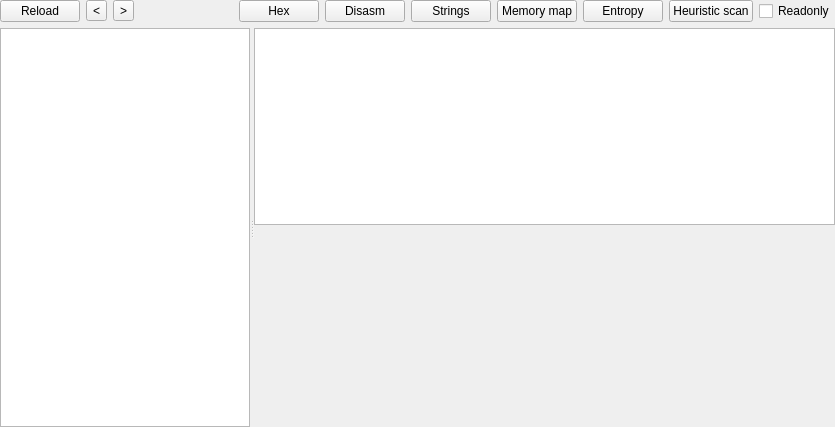
Qt form PE/pewidget.ui (horsicq/FormatWidgets) before a commit.
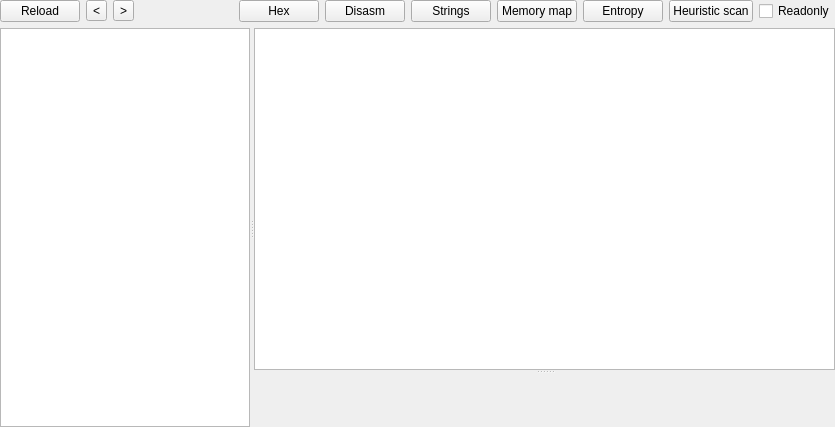
The same form after that commit. Custom widgets are drawn as their Qt base class.

```diff
--- a/PE/pewidget.ui
+++ b/PE/pewidget.ui
@@ -1564,6 +1564,10 @@
          <number>0</number>
         </property>
         <item>
+         <widget class="QSplitter" name="splitter_20">
+          <property name="orientation">
+           <enum>Qt::Vertical</enum>
+          </property>
          <widget class="QTreeView" name="treeView_Certificate">
           <property name="editTriggers">
            <set>QAbstractItemView::NoEditTriggers</set>
@@ -1575,8 +1579,6 @@
            <number>57</number>
           </attribute>
          </widget>
-        </item>
-        <item>
          <widget class="ToolsWidget" name="widgetHex_Certificate" native="true">
           <property name="sizePolicy">
            <sizepolicy hsizetype="Preferred" vsizetype="Expanding">
@@ -1584,6 +1586,7 @@
             <verstretch>0</verstretch>
            </sizepolicy>
           </property>
+          </widget>
          </widget>
         </item>
        </layout>
```
Lines whose indentation alone changed are shown as unchanged.
